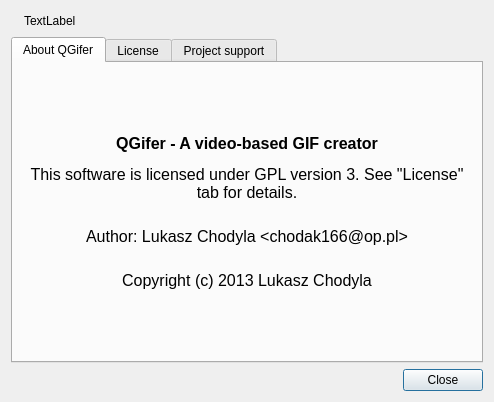
Before: the Qt Designer form ui/aboutdialog.ui in Apkawa/QGifer, drawn with Qt 5.
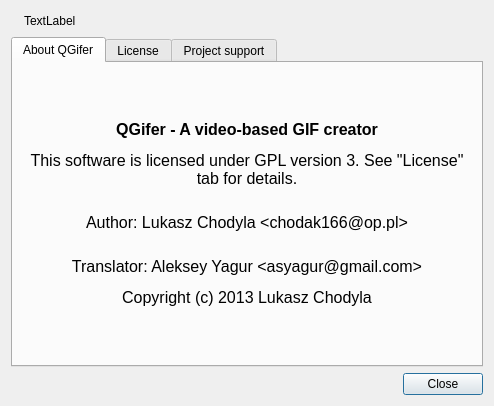
After: the same form once the commit is applied. Icons and pictures are not drawn.

Commit message: Russian translation updated; added translator info in about window

```diff
--- a/ui/aboutdialog.ui
+++ b/ui/aboutdialog.ui
@@ -7,7 +7,7 @@
     <x>0</x>
     <y>0</y>
     <width>494</width>
-    <height>402</height>
+    <height>406</height>
    </rect>
   </property>
   <property name="windowTitle">
@@ -47,7 +47,15 @@
        <item row="0" column="0">
         <widget class="QLabel" name="authorsLabel">
          <property name="text">
-          <string>&lt;html&gt;&lt;head/&gt;&lt;body&gt;&lt;p align=&quot;center&quot;&gt;&lt;span style=&quot; font-size:12pt; font-weight:600;&quot;&gt;QGifer - A video-based GIF creator&lt;/span&gt;&lt;/p&gt;&lt;p align=&quot;center&quot;&gt;&lt;span style=&quot; font-size:12pt;&quot;&gt;This software is licensed under GPL version 3. See &amp;quot;License&amp;quot; tab for details.&lt;/span&gt;&lt;br/&gt;&lt;/p&gt;&lt;p align=&quot;center&quot;&gt;&lt;span style=&quot; font-size:12pt;&quot;&gt;Author: Lukasz Chodyla &amp;lt;chodak166@op.pl&amp;gt;&lt;/span&gt;&lt;br/&gt;&lt;/p&gt;&lt;p align=&quot;center&quot;&gt;&lt;span style=&quot; font-size:12pt;&quot;&gt;Copyright (c) 2013 Lukasz Chodyla&lt;/span&gt;&lt;/p&gt;&lt;/body&gt;&lt;/html&gt;</string>
+          <string>&lt;!DOCTYPE HTML PUBLIC &quot;-//W3C//DTD HTML 4.0//EN&quot; &quot;http://www.w3.org/TR/REC-html40/strict.dtd&quot;&gt;
+&lt;html&gt;&lt;head&gt;&lt;meta name=&quot;qrichtext&quot; content=&quot;1&quot; /&gt;&lt;style type=&quot;text/css&quot;&gt;
+p, li { white-space: pre-wrap; }
+&lt;/style&gt;&lt;/head&gt;&lt;body style=&quot; font-family:'DejaVu Sans'; font-size:9pt; font-weight:400; font-style:normal;&quot;&gt;
+&lt;p align=&quot;center&quot; style=&quot; margin-top:12px; margin-bottom:12px; margin-left:0px; margin-right:0px; -qt-block-indent:0; text-indent:0px;&quot;&gt;&lt;span style=&quot; font-size:12pt; font-weight:600;&quot;&gt;QGifer - A video-based GIF creator&lt;/span&gt;&lt;/p&gt;
+&lt;p align=&quot;center&quot; style=&quot; margin-top:12px; margin-bottom:12px; margin-left:0px; margin-right:0px; -qt-block-indent:0; text-indent:0px;&quot;&gt;&lt;span style=&quot; font-size:12pt;&quot;&gt;This software is licensed under GPL version 3. See &amp;quot;License&amp;quot; tab for details.&lt;/span&gt;&lt;br /&gt;&lt;/p&gt;
+&lt;p align=&quot;center&quot; style=&quot; margin-top:12px; margin-bottom:12px; margin-left:0px; margin-right:0px; -qt-block-indent:0; text-indent:0px;&quot;&gt;&lt;span style=&quot; font-size:12pt;&quot;&gt;Author: Lukasz Chodyla &amp;lt;chodak166@op.pl&amp;gt;&lt;/span&gt;&lt;br /&gt;&lt;/p&gt;
+&lt;p align=&quot;center&quot; style=&quot; margin-top:12px; margin-bottom:12px; margin-left:0px; margin-right:0px; -qt-block-indent:0; text-indent:0px;&quot;&gt;&lt;span style=&quot; font-size:12pt;&quot;&gt;Translator: Aleksey Yagur &amp;lt;&lt;/span&gt;&lt;span style=&quot;font-size:12pt;&quot;&gt;asyagur@gmail.com&lt;/span&gt;&lt;span style=&quot; font-size:12pt;&quot;&gt;&amp;gt;&lt;/span&gt;&lt;/p&gt;
+&lt;p align=&quot;center&quot; style=&quot; margin-top:12px; margin-bottom:12px; margin-left:0px; margin-right:0px; -qt-block-indent:0; text-indent:0px;&quot;&gt;&lt;span style=&quot; font-size:12pt;&quot;&gt;Copyright (c) 2013 Lukasz Chodyla&lt;/span&gt;&lt;/p&gt;&lt;/body&gt;&lt;/html&gt;</string>
          </property>
          <property name="wordWrap">
           <bool>true</bool>
```
The commit also changes 7 other files.
